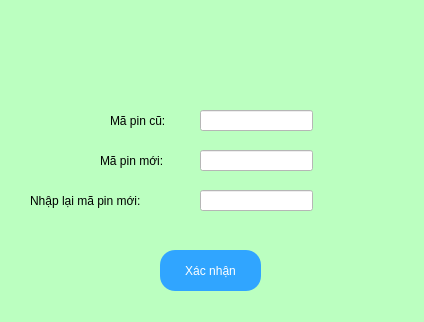
The window that QuanLyChiTieu/changepin.ui (derektruong/ExpenseManagement) describes before a commit, drawn with Qt 5.
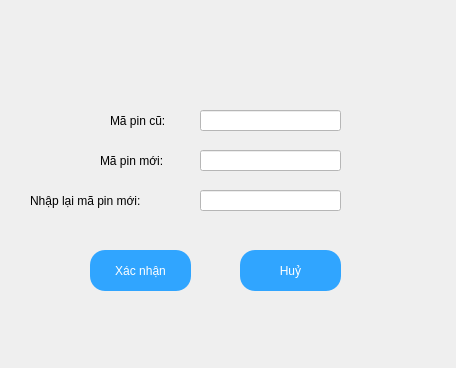
The same window after the commit.

```diff
--- a/QuanLyChiTieu/changepin.ui
+++ b/QuanLyChiTieu/changepin.ui
@@ -6,15 +6,19 @@
    <rect>
     <x>0</x>
     <y>0</y>
-    <width>424</width>
-    <height>322</height>
+    <width>456</width>
+    <height>368</height>
    </rect>
   </property>
   <property name="windowTitle">
    <string>Dialog</string>
   </property>
   <property name="styleSheet">
-   <string notr="true">background-color: rgb(187, 255, 192);</string>
+   <string notr="true">QPushButton:hover:!pressed
+{
+  	border: 4px solid red;
+	background-color: red;
+}</string>
   </property>
   <widget class="QLabel" name="label_MaPinCu">
    <property name="geometry">
@@ -53,7 +57,7 @@
     <rect>
      <x>30</x>
      <y>190</y>
-     <width>181</width>
+     <width>161</width>
      <height>21</height>
     </rect>
    </property>
@@ -69,44 +73,53 @@
     <rect>
      <x>200</x>
      <y>110</y>
-     <width>113</width>
+     <width>141</width>
      <height>21</height>
     </rect>
    </property>
    <property name="styleSheet">
     <string notr="true">background-color: rgb(255, 255, 255);</string>
    </property>
+   <property name="echoMode">
+    <enum>QLineEdit::Password</enum>
+   </property>
   </widget>
   <widget class="QLineEdit" name="lineEdit_2">
    <property name="geometry">
     <rect>
      <x>200</x>
      <y>150</y>
-     <width>113</width>
+     <width>141</width>
      <height>21</height>
     </rect>
    </property>
    <property name="styleSheet">
     <string notr="true">background-color: rgb(255, 255, 255);</string>
    </property>
+   <property name="echoMode">
+    <enum>QLineEdit::Password</enum>
+   </property>
   </widget>
   <widget class="QLineEdit" name="lineEdit_3">
    <property name="geometry">
     <rect>
      <x>200</x>
      <y>190</y>
-     <width>113</width>
+     <width>141</width>
      <height>21</height>
     </rect>
    </property>
    <property name="styleSheet">
     <string notr="true">background-color: rgb(255, 255, 255);</string>
    </property>
+   <property name="echoMode">
+    <enum>QLineEdit::Password</enum>
+   </property>
   </widget>
   <widget class="QPushButton" name="pushButton">
    <property name="geometry">
     <rect>
-     <x>160</x>
+     <x>90</x>
      <y>250</y>
      <width>101</width>
      <height>41</height>
@@ -122,6 +135,25 @@
     <string>Xác nhận</string>
    </property>
   </widget>
+  <widget class="QPushButton" name="pushButton_Huy">
+   <property name="geometry">
+    <rect>
+     <x>240</x>
+     <y>250</y>
+     <width>101</width>
+     <height>41</height>
+    </rect>
+   </property>
+   <property name="styleSheet">
+    <string notr="true">border-radius: 15px;
+color: rgb(255, 255, 255);
+background-color: rgb(48, 165, 255);
+font: 75 15pt &quot;MS Shell Dlg 2&quot;;</string>
+   </property>
+   <property name="text">
+    <string>Huỷ</string>
+   </property>
+  </widget>
  </widget>
  <resources/>
  <connections/>
```
Left out of the diff: 8 changed lines with no effect on the pictures.
